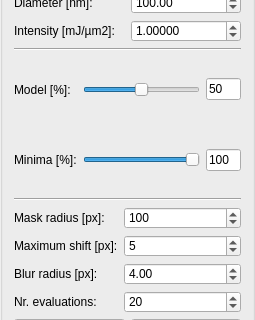
The window that ui/modelProperties.ui (FXIhub/owl) describes before a commit, drawn with Qt 5; both pictures show x 0 to 255 and y 123 to 443 of the 255 by 562 pixel window.
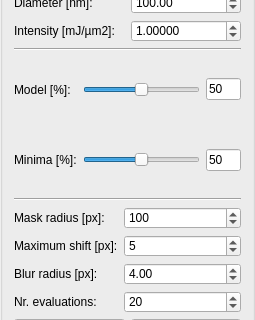
The same window after the commit.

Patch:
```diff
--- a/ui/modelProperties.ui
+++ b/ui/modelProperties.ui
@@ -363,7 +363,7 @@
         <number>100</number>
        </property>
        <property name="value">
-        <number>100</number>
+        <number>50</number>
        </property>
        <property name="orientation">
         <enum>Qt::Horizontal</enum>
@@ -385,7 +385,7 @@
         </size>
        </property>
        <property name="text">
-        <string>100</string>
+        <string>50</string>
        </property>
        <property name="maxLength">
         <number>3000</number>
```
